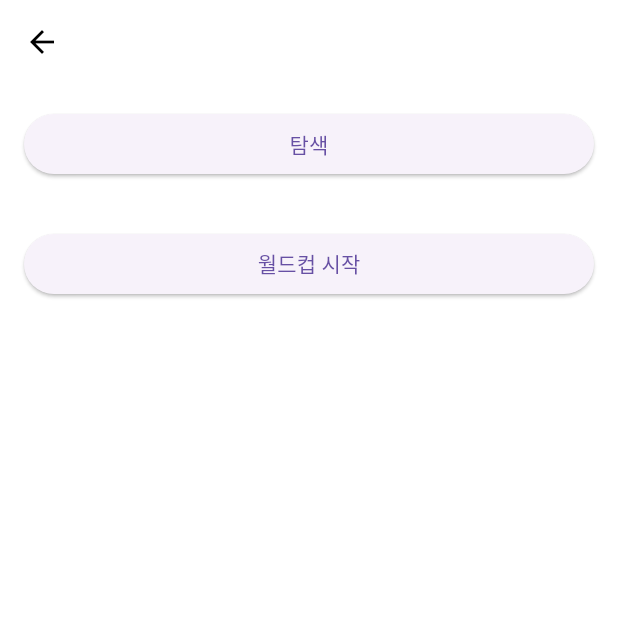
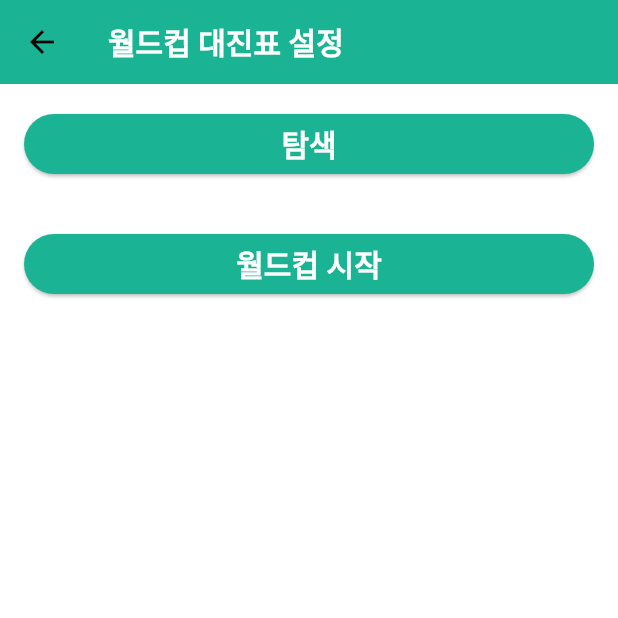
Before and after one commit to jrsky723/dining_cup, a Flutter app: the screen it shows after launch, after a tap on "Set Up", on a phone screen of 412 x 824 dp, the top half of it. Run offline on Flutter 3.47's test engine with Material 3 defaults, Android fonts, the light colour scheme and no system bars; our stand-ins replace flutter_dotenv.

Commit message:
3.0 Dependencies & Theme

```diff
--- a/lib/main.dart
+++ b/lib/main.dart
@@ -1,8 +1,13 @@
 import 'package:dining_cup/constants/sizes.dart';
 import 'package:dining_cup/screens/home_screen.dart';
+import 'package:dining_cup/services/naver_map_api_service.dart';
 import 'package:flutter/material.dart';
+import 'package:flutter_dotenv/flutter_dotenv.dart';
 
-void main() {
+void main() async {
+  WidgetsFlutterBinding.ensureInitialized();
+  await dotenv.load(fileName: '.env');
+  NaverMapApi.init();
   runApp(const DiningCupApp());
 }
 
@@ -18,7 +23,7 @@ class DiningCupApp extends StatelessWidget {
           primaryColor: const Color(0xFF1AB394),
           appBarTheme: const AppBarTheme(
             foregroundColor: Colors.black,
-          backgroundColor: Colors.white,
+            backgroundColor: Color(0xFF1AB394),
             elevation: 0,
             titleTextStyle: TextStyle(
               color: Colors.white,
@@ -26,7 +31,30 @@ class DiningCupApp extends StatelessWidget {
               fontWeight: FontWeight.w600,
             ),
           ),
+          elevatedButtonTheme: ElevatedButtonThemeData(
+            style: ElevatedButton.styleFrom(
+              foregroundColor: Colors.white,
+              backgroundColor: const Color(0xFF1AB394),
+              textStyle: const TextStyle(
+                fontSize: Sizes.size20,
+                fontWeight: FontWeight.w600,
               ),
+            ),
+          ),
+          sliderTheme: const SliderThemeData(
+            activeTrackColor: Color(0xFF1AB394), // 활성 트랙 색상 (녹색 계열)
+            inactiveTrackColor: Color(0xFFBDBDBD), // 비활성 트랙 색상 (회색 계열)
+            thumbColor: Colors.white, // 조절 노브 색상 (황금색 계열)
+            overlayColor: Color(0x29FFC107),
+            trackHeight: 2.0,
+            thumbShape: RoundSliderThumbShape(enabledThumbRadius: 10.0),
+            overlayShape: RoundSliderOverlayShape(overlayRadius: 20.0),
+            valueIndicatorColor: Color(0xFF1AB394), // 말풍선 배경 색상 (보라색 계열)
+            valueIndicatorTextStyle: TextStyle(
+              color: Colors.white, // 말풍선 텍스트 색상
+            ),
+            inactiveTickMarkColor: Color(0xFFE0E0E0), // 비활성 틱 마크 색상 (연한 회색)
+          )),
       home: const HomeScreen(),
     );
   }
--- a/lib/screens/home_screen.dart
+++ b/lib/screens/home_screen.dart
@@ -16,7 +16,6 @@ class HomeScreen extends StatelessWidget {
         title: const Text(
           'Dining Cup',
         ),
-        backgroundColor: Theme.of(context).primaryColor,
       ),
       body: Center(
         child: Column(
@@ -56,7 +55,6 @@ class HomeScreen extends StatelessWidget {
                         builder: (context) => const SetupScreen()));
               },
               style: ElevatedButton.styleFrom(
-                backgroundColor: Theme.of(context).primaryColor,
                 minimumSize: const Size(200.0, 50.0),
               ),
               child: const Text(
```
Also changed, not shown: pubspec.yaml (+8 -7 lines), pubspec.lock, 7 other files. Lines whose indentation alone changed are shown as unchanged.
